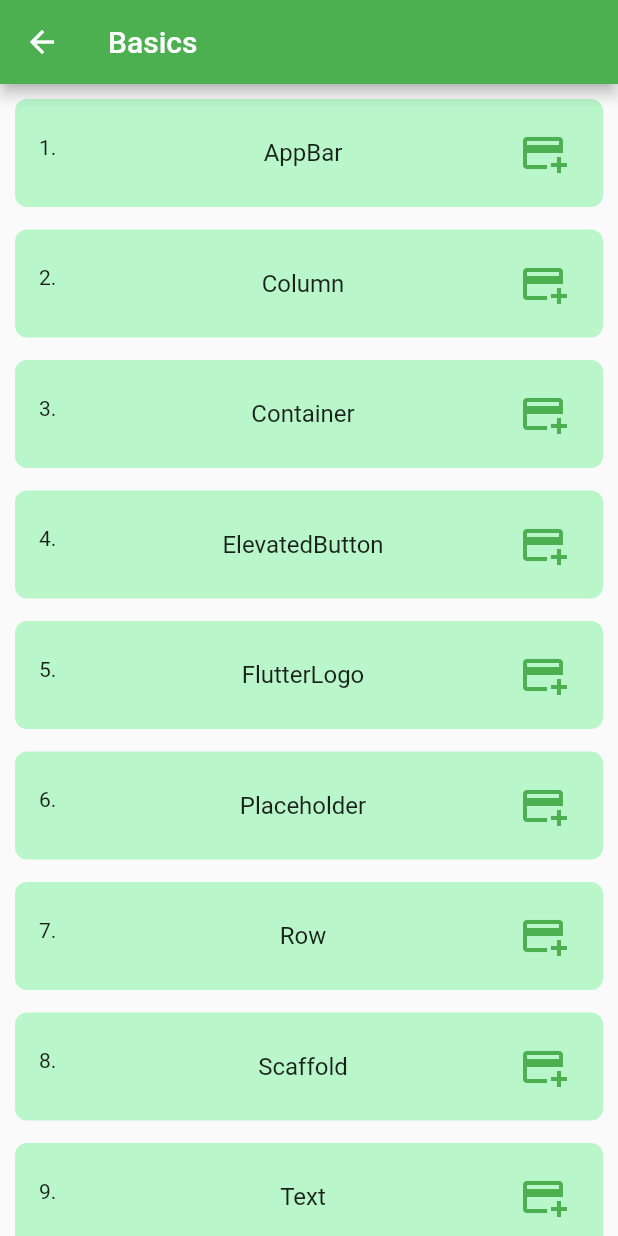
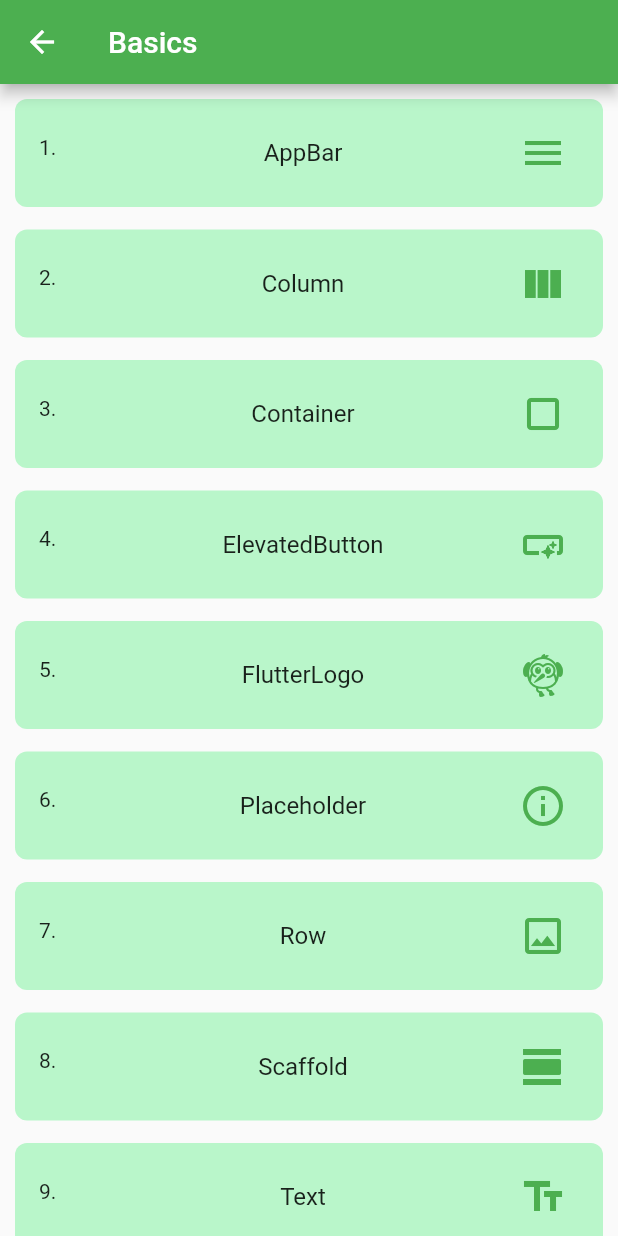
Before and after one commit to Mozammalhossainsobug/flutter_a2z, a Flutter app: the screen it shows after launch, after a tap on "BASICS", on a phone screen of 412 x 824 dp. Run offline on Flutter 3.47's test engine with Material 2 defaults, Android fonts, the phone set to English and light mode, and no system bars.

Commit message:
changing_icons

```diff
--- a/lib/features/catalog/models/catalogModel.dart
+++ b/lib/features/catalog/models/catalogModel.dart
@@ -15,7 +15,7 @@
         CatalogModel(
           title: 'Icon',
           icon: Icon(
-            Icons.add_card,
+            Icons.favorite,
             size: 32,
             color: Colors.green,
           ),
@@ -24,7 +24,7 @@
         CatalogModel(
           title: 'Image',
           icon: Icon(
-            Icons.add_card,
+            Icons.photo,
             size: 32,
             color: Colors.green,
           ),
@@ -36,7 +36,7 @@
         CatalogModel(
           title: 'AppBar',
           icon: Icon(
-            Icons.add_card,
+            Icons.menu,
             size: 32,
             color: Colors.green,
           ),
@@ -46,7 +46,7 @@
         CatalogModel(
           title: 'Column',
           icon: Icon(
-            Icons.add_card,
+            Icons.view_column,
             size: 32,
             color: Colors.green,
           ),
@@ -55,7 +55,7 @@
         CatalogModel(
           title: 'Container',
           icon: Icon(
-            Icons.add_card,
+            Icons.crop_square,
             size: 32,
             color: Colors.green,
           ),
@@ -65,7 +65,7 @@
         CatalogModel(
           title: 'ElevatedButton',
           icon: Icon(
-            Icons.add_card,
+            Icons.smart_button_outlined,
             size: 32,
             color: Colors.green,
           ),
@@ -75,7 +75,7 @@
         CatalogModel(
           title: 'FlutterLogo',
           icon: Icon(
-            Icons.add_card,
+            Icons.flutter_dash,
             size: 32,
             color: Colors.green,
           ),
@@ -85,7 +85,7 @@
         CatalogModel(
           title: 'Placeholder',
           icon: Icon(
-            Icons.add_card,
+            Icons.info_outline,
             size: 32,
             color: Colors.green,
           ),
@@ -95,7 +95,7 @@
         CatalogModel(
           title: 'Row',
           icon: Icon(
-            Icons.add_card,
+            Icons.image_outlined,
             size: 32,
             color: Colors.green,
           ),
@@ -105,7 +105,7 @@
         CatalogModel(
           title: 'Scaffold',
           icon: Icon(
-            Icons.add_card,
+            Icons.view_day,
             size: 32,
             color: Colors.green,
           ),
@@ -115,7 +115,7 @@
         CatalogModel(
           title: 'Text',
           icon: Icon(
-            Icons.add_card,
+            Icons.text_fields,
             size: 32,
             color: Colors.green,
           ),
@@ -150,7 +150,7 @@
         CatalogModel(
           title: 'AbsorbPointer',
           icon: Icon(
-            Icons.add_card,
+            Icons.touch_app,
             size: 32,
             color: Colors.green,
           ),
@@ -160,7 +160,7 @@
         CatalogModel(
           title: 'GestureDetector',
           icon: Icon(
-            Icons.add_card,
+            Icons.gesture,
             size: 32,
             color: Colors.green,
           ),
@@ -170,7 +170,7 @@
         CatalogModel(
           title: 'Scrollable',
           icon: Icon(
-            Icons.add_card,
+            Icons.arrow_circle_down,
             size: 32,
             color: Colors.green,
           ),
@@ -180,7 +180,7 @@
         CatalogModel(
           title: 'Hero',
           icon: Icon(
-            Icons.add_card,
+            Icons.star,
             size: 32,
             color: Colors.green,
           ),
@@ -190,7 +190,7 @@
         CatalogModel(
           title: 'Navigator',
           icon: Icon(
-            Icons.add_card,
+            Icons.navigation,
             size: 32,
             color: Colors.green,
           ),
@@ -203,7 +203,7 @@
         CatalogModel(
           title: 'Align',
           icon: Icon(
-            Icons.add_card,
+            Icons.format_align_center,
             size: 32,
             color: Colors.green,
           ),
@@ -214,7 +214,7 @@
         CatalogModel(
           title: 'AspectRatio',
           icon: Icon(
-            Icons.add_card,
+            Icons.aspect_ratio,
             size: 32,
             color: Colors.green,
           ),
@@ -224,7 +224,7 @@
         CatalogModel(
           title: 'Center',
           icon: Icon(
-            Icons.add_card,
+            Icons.center_focus_strong,
             size: 32,
             color: Colors.green,
           ),
@@ -233,7 +233,7 @@
         CatalogModel(
           title: 'Container',
           icon: Icon(
-            Icons.add_card,
+            Icons.crop_square,
             size: 32,
             color: Colors.green,
           ),
@@ -243,7 +243,7 @@
         CatalogModel(
           title: 'CustomSingleChildLayout',
           icon: Icon(
-            Icons.add_card,
+            Icons.view_quilt,
             size: 32,
             color: Colors.green,
           ),
@@ -253,7 +253,7 @@
         CatalogModel(
           title: 'Expanded',
           icon: Icon(
-            Icons.add_card,
+            Icons.expand,
             size: 32,
             color: Colors.green,
           ),
@@ -262,7 +262,7 @@
         CatalogModel(
           title: 'Padding',
           icon: Icon(
-            Icons.add_card,
+            Icons.padding,
             size: 32,
             color: Colors.green,
           ),
@@ -271,7 +271,7 @@
         CatalogModel(
           title: 'Sizedbox',
           icon: Icon(
-            Icons.add_card,
+            Icons.aspect_ratio_rounded,
             size: 32,
             color: Colors.green,
           ),
@@ -281,7 +281,7 @@
         CatalogModel(
           title: 'CustomMultiChildLayout',
           icon: Icon(
-            Icons.add_card,
+            Icons.view_comfortable,
             size: 32,
             color: Colors.green,
           ),
@@ -291,7 +291,7 @@
         CatalogModel(
           title: 'GridView',
           icon: Icon(
-            Icons.add_card,
+            Icons.grid_view,
             size: 32,
             color: Colors.green,
           ),
@@ -301,7 +301,7 @@
         CatalogModel(
           title: 'IndexedStack',
           icon: Icon(
-            Icons.add_card,
+            Icons.view_list,
             size: 32,
             color: Colors.green,
           ),
@@ -310,7 +310,7 @@
         CatalogModel(
           title: 'LayoutBuilder',
           icon: Icon(
-            Icons.add_card,
+            Icons.aspect_ratio_outlined,
             size: 32,
             color: Colors.green,
           ),
@@ -320,17 +320,17 @@
         CatalogModel(
           title: 'ListView',
           icon: Icon(
-            Icons.add_card,
+            Icons.view_list_rounded,
             size: 32,
             color: Colors.green,
           ),
           details:
-              "A scrollable, linear list of widgets. ListView is the most commonly used scrolling widget. It displays its children one after another in the scroll direction....",
+              "A scrollable, linear list of widgets. ListView is the most commonly used scrolling widget. It displays its children one after another in the scroll. It displays its children one after another in the scroll direction....",
         ),
         CatalogModel(
           title: 'Stack',
           icon: Icon(
-            Icons.add_card,
+            Icons.layers,
             size: 32,
             color: Colors.green,
           ),
@@ -340,7 +340,7 @@
         CatalogModel(
           title: 'Table',
           icon: Icon(
-            Icons.add_card,
+            Icons.table_chart,
             size: 32,
             color: Colors.green,
           ),
@@ -349,7 +349,7 @@
         CatalogModel(
           title: 'Wrap',
           icon: Icon(
-            Icons.add_card,
+            Icons.wrap_text,
             size: 32,
             color: Colors.green,
           ),
@@ -359,7 +359,7 @@
         CatalogModel(
           title: 'CustomScrollView',
           icon: Icon(
-            Icons.add_card,
+            Icons.view_day,
             size: 32,
             color: Colors.green,
           ),
@@ -372,110 +372,92 @@
         CatalogModel(
           title: 'IconButton',
           icon: Icon(
-            Icons.add_card,
+            Icons.touch_app,
             size: 32,
             color: Colors.green,
           ),
-          details: 'A Material Design icon.',
+          details: 'A Material Design icon button.',
         ),
         CatalogModel(
           title: 'ProgressIndicator',
           icon: Icon(
-            Icons.add_card,
+            Icons.hourglass_empty,
             size: 32,
             color: Colors.green,
           ),
-          details: "A widget that displays an image.",
+          details: "A widget that displays a loading indicator.",
         ),
         CatalogModel(
           title: 'SnackBar',
           icon: Icon(
-            Icons.add_card,
+            Icons.error_outline,
             size: 32,
             color: Colors.green,
           ),
-          details: 'A Material Design icon.',
+          details: 'A Material Design snack bar.',
         ),
         CatalogModel(
           title: 'Card',
           icon: Icon(
-            Icons.add_card,
+            Icons.credit_card,
             size: 32,
             color: Colors.green,
           ),
-          details: 'A Material Design icon.',
+          details: 'A Material Design card.',
         ),
         CatalogModel(
           title: 'Dialog',
           icon: Icon(
-            Icons.add_card,
+            Icons.message,
             size: 32,
             color: Colors.green,
           ),
-          details: 'A Material Design icon.',
+          details: 'A Material Design dialog.',
         ),
         CatalogModel(
           title: 'Divider',
           icon: Icon(
-            Icons.add_card,
+            Icons.line_style,
             size: 32,
             color: Colors.green,
           ),
-          details: 'A Material Design icon.',
-        ),
-        CatalogModel(
-          title: 'Divider',
-          icon: Icon(
-            Icons.add_card,
-            size: 32,
-            color: Colors.green,
-          ),
-          details: 'A Material Design icon.',
-        ),
-        CatalogModel(
-          title: 'Divider',
-          icon: Icon(
-            Icons.add_card,
-            size: 32,
-            color: Colors.green,
-          ),
-          details: 'A Material Design icon.',
+          details: 'A Material Design divider.',
         ),
         CatalogModel(
           title: 'BottomAppBar',
           icon: Icon(
-            Icons.add_card,
+            Icons.vertical_align_bottom,
             size: 32,
             color: Colors.green,
           ),
-          details: 'A Material Design icon.',
+          details: 'A Material Design bottom app bar.',
         ),
         CatalogModel(
           title: 'NavigationBar',
           icon: Icon(
-            Icons.add_card,
+            Icons.navigation,
             size: 32,
             color: Colors.green,
           ),
-          details: 'A Material Design icon.',
+          details: 'A Material Design navigation bar.',
         ),
         CatalogModel(
           title: 'TabBar',
           icon: Icon(
-            Icons.add_card,
+            Icons.tab,
             size: 32,
             color: Colors.green,
           ),
-          details: 'A Material Design icon.',
+          details: 'A Material Design tab bar.',
         ),
         CatalogModel(
           title: 'Switch',
           icon: Icon(
-            Icons.add_card,
+            Icons.toggle_on,
             size: 32,
             color: Colors.green,
           ),
-          details: 'A Material Design icon.',
+          details: 'A Material Design switch.',
         ),
       ];
 
@@ -483,7 +465,7 @@
         CatalogModel(
           title: 'GridView',
           icon: Icon(
-            Icons.add_card,
+            Icons.grid_view,
             size: 32,
             color: Colors.green,
           ),
@@ -493,7 +475,7 @@
         CatalogModel(
           title: 'ListView',
           icon: Icon(
-            Icons.add_card,
+            Icons.view_list,
             size: 32,
             color: Colors.green,
           ),
@@ -503,7 +485,7 @@
         CatalogModel(
           title: 'NestedScrollView',
           icon: Icon(
-            Icons.add_card,
+            Icons.view_array,
             size: 32,
             color: Colors.green,
           ),
@@ -513,7 +495,7 @@
         CatalogModel(
           title: 'RefreshIndicator',
           icon: Icon(
-            Icons.add_card,
+            Icons.refresh,
             size: 32,
             color: Colors.green,
           ),
@@ -522,7 +504,7 @@
         CatalogModel(
           title: 'Scrollable',
           icon: Icon(
-            Icons.add_card,
+            Icons.view_agenda,
             size: 32,
             color: Colors.green,
           ),
@@ -532,7 +514,7 @@
         CatalogModel(
           title: 'ScrollBar',
           icon: Icon(
-            Icons.add_card,
+            Icons.vertical_align_top,
             size: 32,
             color: Colors.green,
           ),
@@ -542,7 +524,7 @@
         CatalogModel(
           title: 'SingleChildScrollView',
           icon: Icon(
-            Icons.add_card,
+            Icons.vertical_align_top,
             size: 32,
             color: Colors.green,
           ),
@@ -555,7 +537,7 @@
         CatalogModel(
           title: 'MediaQuery',
           icon: Icon(
-            Icons.add_card,
+            Icons.photo_size_select_actual,
             size: 32,
             color: Colors.green,
           ),
@@ -565,7 +547,7 @@
         CatalogModel(
           title: 'Padding',
           icon: Icon(
-            Icons.add_card,
+            Icons.format_indent_increase,
             size: 32,
             color: Colors.green,
           ),
@@ -577,7 +559,7 @@
         CatalogModel(
           title: 'RichText',
           icon: Icon(
-            Icons.add_card,
+            Icons.format_color_text,
             size: 32,
             color: Colors.green,
           ),
@@ -587,7 +569,7 @@
         CatalogModel(
           title: 'Text',
           icon: Icon(
-            Icons.add_card,
+            Icons.text_fields,
             size: 32,
             color: Colors.green,
           ),
--- a/lib/features/catalog/pages/catalogDescription.dart
+++ b/lib/features/catalog/pages/catalogDescription.dart
@@ -0,0 +1,23 @@
+import 'package:flutter/material.dart';
+import 'package:flutter_a2z/features/catalog/widgets/catalogDescriptionCard.dart';
+
+class CatalogDescriptionPage extends StatelessWidget {
+  final String title;
+  final String description;
+  final Icon icon;
+
+  CatalogDescriptionPage({required this.title,required this.icon, required this.description});
+
+  @override
+  Widget build(BuildContext context) {
+
+    print(title);
+    print(description);
+    return Scaffold(
+      appBar: AppBar(
+        title: Text(title),
+      ),
+      body: Center(child: catalogCard(title,icon,description),),
+    );
+  }
+}
--- a/lib/features/catalog/pages/catalogDetailsPage.dart
+++ /dev/null
@@ -1,39 +0,0 @@
-import 'package:flutter/material.dart';
-import 'package:flutter_a2z/features/catalog/models/catalogModel.dart';
-import 'package:flutter_a2z/features/catalog/widgets/catalogListTile.dart';
-import 'package:flutter_a2z/features/home/models/homeModel.dart';
-
-class CatalogDetailsPage extends StatelessWidget {
-
-  final String title;
-  final List<CatalogModel>catalogModel;
-
-   CatalogDetailsPage({required this.title, required this.catalogModel});
-   // CatalogDetailsPage({required this.text, required this.allModels});
-
-  @override
-  Widget build(BuildContext context) {
-
-    return Scaffold(
-      appBar: AppBar(
-        title: Text(title),
-        backgroundColor: Colors.green,
-      ),
-      body: ListView.builder(
-        itemCount: catalogModel.length,
-        itemBuilder: (context, index) {
-          return GestureDetector(
-            onTap: () {
-              //  Navigator.pushNamed(context,allModels[index].title);
-              print(catalogModel[index].title);
-            },
-            child: Padding(
-              padding: EdgeInsets.fromLTRB(10.0, 10.0, 10.0, 5.0),
-              child: myList(index, catalogModel[index].title, catalogModel[index].icon),
-            ),
-          );
-        },
-      ),
-    );
-  }
-}
--- a/lib/features/catalog/pages/catalogPage.dart
+++ b/lib/features/catalog/pages/catalogPage.dart
@@ -1,8 +1,8 @@
 import 'package:flutter/material.dart';
 import 'package:flutter_a2z/features/catalog/models/catalogModel.dart';
-import 'package:flutter_a2z/features/catalog/pages/catalogDetailsPage.dart';
 import 'package:flutter_a2z/features/catalog/widgets/catalogListTile.dart';
 import 'package:flutter_a2z/features/home/models/homeModel.dart';
+import 'package:flutter_a2z/features/catalog/pages/catalogDescription.dart';
 
 class CatalogPage extends StatelessWidget {
   final String text;
@@ -13,8 +13,8 @@
 
   @override
   Widget build(BuildContext context) {
-    for (int i=0; i<allModels.length; i++) {
-      if(allModels[i].title == text){
+    for (int i = 0; i < allModels.length; i++) {
+      if (allModels[i].title == text) {
         allCatalogs = allModels[i].catalogList;
       }
     }
@@ -28,19 +28,16 @@
         itemBuilder: (context, index) {
           return GestureDetector(
             onTap: () {
-              Navigator.pushNamed(
+              Navigator.push(
                 context,
-                '/catalogDetails',
-                arguments: {
-                  'title': allCatalogs[index].title,
-                  'catalogList': allCatalogs[index],
-                },
+                MaterialPageRoute(builder: (context)=>CatalogDescriptionPage(title: allCatalogs[index].title, icon: allCatalogs[index].icon, description: allCatalogs[index].details),)
               );
-              print(allCatalogs[index].title);
+              // print(allCatalogs[index].title);
             },
             child: Padding(
               padding: EdgeInsets.fromLTRB(10.0, 10.0, 10.0, 5.0),
-              child: myList(index, allCatalogs[index].title, allCatalogs[index].icon),
+              child: myList(
+                  index, allCatalogs[index].title, allCatalogs[index].icon),
             ),
           );
         },
--- /dev/null
+++ b/lib/features/catalog/widgets/catalogDescriptionCard.dart
@@ -0,0 +1,24 @@
+import 'package:flutter/material.dart';
+
+Container catalogCard(String Tittle, Icon icon, String description) {
+  return Container(
+    margin: EdgeInsets.all(10),
+    child: Column(
+      children: <Widget>[
+        Card(
+          child: Column(
+            mainAxisSize: MainAxisSize.min,
+            children: <Widget>[
+              ListTile(
+                leading: icon,
+                title: Text(Tittle),
+                subtitle: Text(description),
+              ),
+            ],
+          ),
+          elevation: 10,
+        ),
+      ],
+    ),
+  );
+}
--- a/lib/features/home/pages/homePage.dart
+++ b/lib/features/home/pages/homePage.dart
@@ -26,7 +26,7 @@
         itemBuilder: (context, index) {
           return GestureDetector(
             onTap: () {
-              print(allModels[index].title);
+             // print(allModels[index].title);
               Navigator.push(context, MaterialPageRoute(builder: (context)=>CatalogPage(text : allModels[index].title)));
             },
             child: MyCard(allModels[index].title, allModels[index].icon),
--- a/lib/features/home/widgets/itemCard.dart
+++ b/lib/features/home/widgets/itemCard.dart
@@ -1,5 +1,4 @@
 import 'package:flutter/material.dart';
-import 'package:fluttertoast/fluttertoast.dart';
 
 Card MyCard(Tittle,icon) {
   return Card(
--- a/lib/main.dart
+++ b/lib/main.dart
@@ -1,16 +1,15 @@
 import 'package:flutter/material.dart';
-import 'package:flutter_a2z/features/catalog/pages/catalogDetailsPage.dart';
+import 'package:flutter_a2z/features/catalog/pages/catalogDescription.dart';
 import 'package:flutter_a2z/features/catalog/pages/catalogPage.dart';
 import 'package:flutter_a2z/features/home/models/homeModel.dart';
 import 'package:flutter_a2z/features/home/pages/homePage.dart';
 
 void main() {
-  runApp( MyApp());
+  runApp(MyApp());
 }
 
 class MyApp extends StatelessWidget {
-   MyApp({Key? key}) : super(key: key);
-  List<HomeModel> allModels = HomeModel.fetchAll();
+  MyApp({Key? key}) : super(key: key);
   @override
   Widget build(BuildContext context) {
     return MaterialApp(
@@ -22,8 +21,11 @@
       initialRoute: '/', // Define the initial route
       routes: {
         '/': (context) => HomePage(), // Define the home page route
-        '/catalog': (context) => CatalogPage(text: '',), // Define the settings page route
-        '/catalogDetails': (context) => CatalogDetailsPage(catalogModel: [], title: '',), // Define the profile page route
+        '/catalog': (context) => CatalogPage(
+              text: '',
+            ),
+        '/catalogDescription': (context) => CatalogDescriptionPage(
+           icon: Icon(Icons.no_accounts), title: '', description: ''), // Define the profile page route
       },
     );
   }
```
Also changed, not shown: lib/core/routes/routes.dart (added), lib/core/routes/routing_constant.dart (added), 1 other file.
